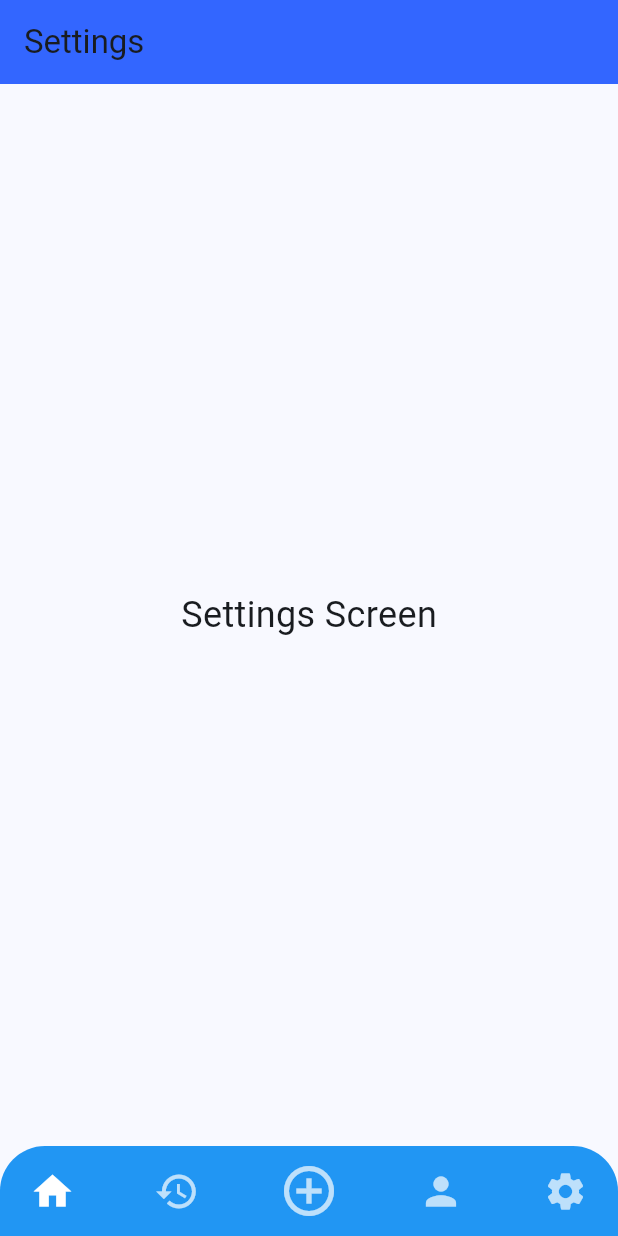
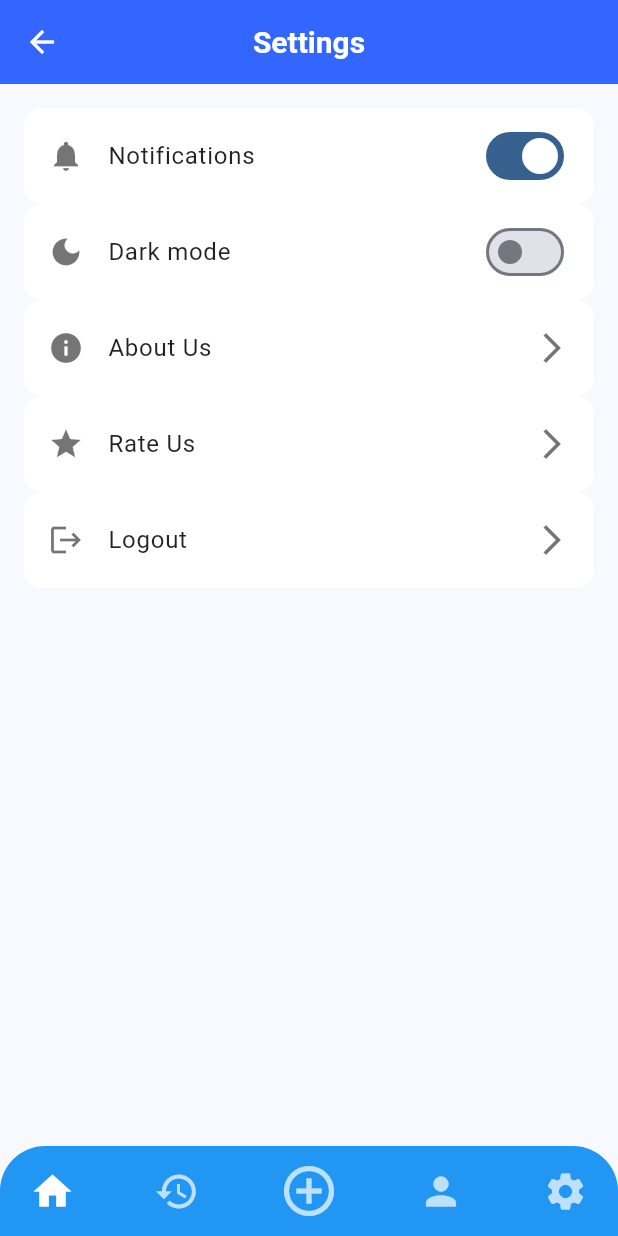
Before and after one commit to nivindulakshitha/Quizify-Frontend, a Flutter app: the SettingsScreen screen opened directly, on a phone screen of 412 x 824 dp. Run offline on Flutter 3.47's test engine with Material 3 defaults, Android fonts, the light colour scheme and no system bars.

Commit message:
settings screen updated

```diff
--- a/quizify/lib/Pages/settings_screen.dart
+++ b/quizify/lib/Pages/settings_screen.dart
@@ -3,8 +3,7 @@ import 'package:quizify/widgets/custom_bottom_nav_bar.dart'; // Import the Custo
 import 'history_screen.dart'; // Import the HistoryScreen
 import 'add_screen.dart'; // Import the AddScreen
 import 'profile_screen.dart'; // Import the ProfileScreen
-import 'home_screen.dart'; // Import the SettingsScreen
-
+import 'home_screen.dart'; // Import the HomeScreen
 
 class SettingsScreen extends StatefulWidget {
   @override
@@ -12,6 +11,9 @@ class SettingsScreen extends StatefulWidget {
 }
 
 class _SettingsScreenState extends State<SettingsScreen> {
+  bool _notificationsEnabled = true;
+  bool _darkModeEnabled = false;
+
   void _onTabSelected(int index) {
     Navigator.pushReplacement(
       context,
@@ -38,13 +40,77 @@ class _SettingsScreenState extends State<SettingsScreen> {
   Widget build(BuildContext context) {
     return Scaffold(
       appBar: AppBar(
-        title: Text("Settings"),
         backgroundColor: Color(0xFF3366FF),
+        leading: IconButton(
+          icon: Icon(Icons.arrow_back, color: Colors.white),
+          onPressed: () => Navigator.of(context).pop(),
+        ),
+        title: Text(
+          'Settings',
+          style: TextStyle(
+            color: Colors.white,
+            fontSize: 20,
+            fontWeight: FontWeight.bold,
+          ),
+        ),
+        centerTitle: true,
+        elevation: 0,
       ),
-      body: Center(
-        child: Text(
-          "Settings Screen",
-          style: TextStyle(fontSize: 24),
+      body: Container(
+        padding: EdgeInsets.all(16.0),
+        child: Column(
+          children: [
+            _buildSettingsItem(
+              context,
+              icon: Icons.notifications,
+              title: 'Notifications',
+              trailing: Switch(
+                value: _notificationsEnabled,
+                onChanged: (value) {
+                  setState(() {
+                    _notificationsEnabled = value;
+                  });
+                },
+              ),
+            ),
+            _buildSettingsItem(
+              context,
+              icon: Icons.dark_mode,
+              title: 'Dark mode',
+              trailing: Switch(
+                value: _darkModeEnabled,
+                onChanged: (value) {
+                  setState(() {
+                    _darkModeEnabled = value;
+                  });
+                },
+              ),
+            ),
+            _buildSettingsItem(
+              context,
+              icon: Icons.info,
+              title: 'About Us',
+              onTap: () {
+                // Navigate to the About Us screen
+              },
+            ),
+            _buildSettingsItem(
+              context,
+              icon: Icons.star,
+              title: 'Rate Us',
+              onTap: () {
+                // Navigate to the Rate Us screen or trigger rating action
+              },
+            ),
+            _buildSettingsItem(
+              context,
+              icon: Icons.logout,
+              title: 'Logout',
+              onTap: () {
+                // Handle logout action
+              },
+            ),
+          ],
         ),
       ),
       bottomNavigationBar: CustomBottomNavBar(
@@ -52,4 +118,24 @@ class _SettingsScreenState extends State<SettingsScreen> {
       ),
     );
   }
+
+  Widget _buildSettingsItem(BuildContext context, {required IconData icon, required String title, Widget? trailing, VoidCallback? onTap}) {
+    return ListTile(
+      leading: Icon(icon, color: Colors.black54),
+      title: Text(
+        title,
+        style: TextStyle(
+          fontSize: 16,
+          color: Colors.black87,
+        ),
+      ),
+      trailing: trailing ?? Icon(Icons.arrow_forward_ios, color: Colors.black54),
+      onTap: onTap,
+      contentPadding: EdgeInsets.symmetric(horizontal: 16.0, vertical: 4.0),
+      shape: RoundedRectangleBorder(
+        borderRadius: BorderRadius.circular(12.0),
+      ),
+      tileColor: Colors.white,
+    );
+  }
 }
```
